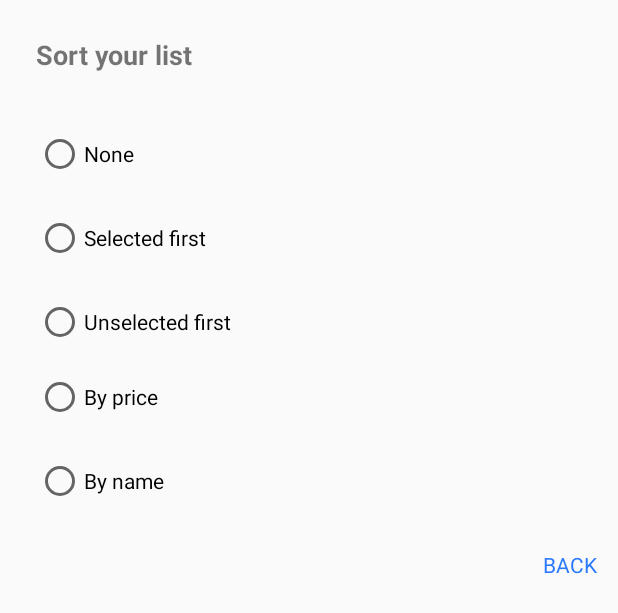
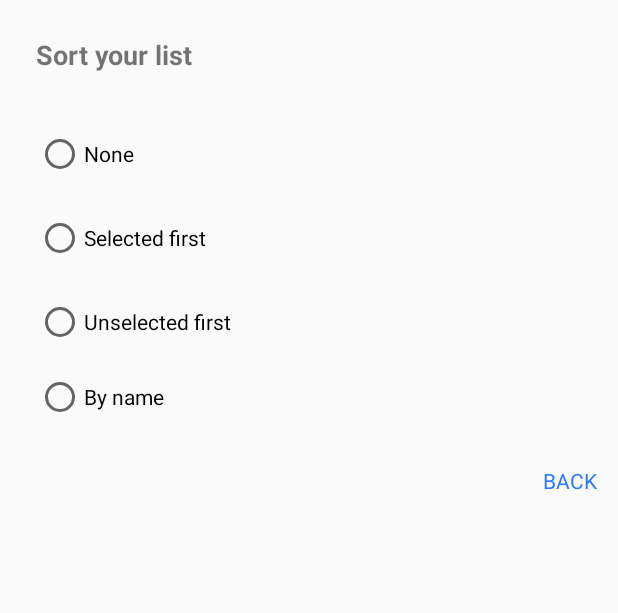
Before and after one commit to AndreaGrantu/MyShoppingList, an Android app: the layout dialog_sort_items.xml on its own in the app's theme, with its tools: preview values and no code run, on a phone screen of 412 x 824 dp. Shown: the top 613 px of the screen. Run offline under Robolectric (Android 15) with nearby library versions, the phone set to English and light mode, and no system bars.

Commit message:
Sort ShoppingItems

```diff
--- a/app/src/main/java/com/example/grantu/myshoppinglist/UI/Fragments/ShoppingItemsFragment.java
+++ b/app/src/main/java/com/example/grantu/myshoppinglist/UI/Fragments/ShoppingItemsFragment.java
@@ -203,10 +203,7 @@ public class ShoppingItemsFragment extends Fragment {
     }
 
     public void orderList(){
-
-        //I do something
-
-
+        loadData();
     }
 
 
@@ -354,6 +351,7 @@ public class ShoppingItemsFragment extends Fragment {
                         background.setBackgroundResource(Color.TRANSPARENT);
                     }
                     mSLManager.updateShopListItem(item);
+                    loadData();
                     break;
 
             }
--- a/app/src/main/res/layout/dialog_sort_items.xml
+++ b/app/src/main/res/layout/dialog_sort_items.xml
@@ -47,13 +47,6 @@
                 android:layout_height="wrap_content"
                 android:text="@string/dialog_sort_option_unselected"/>
 
-            <RadioButton
-                android:id="@+id/price_radiobutton"
-                android:layout_marginTop="18dp"
-                android:layout_width="wrap_content"
-                android:layout_marginBottom="6dp"
-                android:layout_height="wrap_content"
-                android:text="@string/dialog_sort_option_price"/>
 
 
             <RadioButton
```
Also changed, not shown: app/src/main/java/com/example/grantu/myshoppinglist/Classes/ShoppingListManager.java (+12 -15 lines), app/src/main/java/com/example/grantu/myshoppinglist/UI/Dialog/CustomDialog.java (+24 -7 lines).
